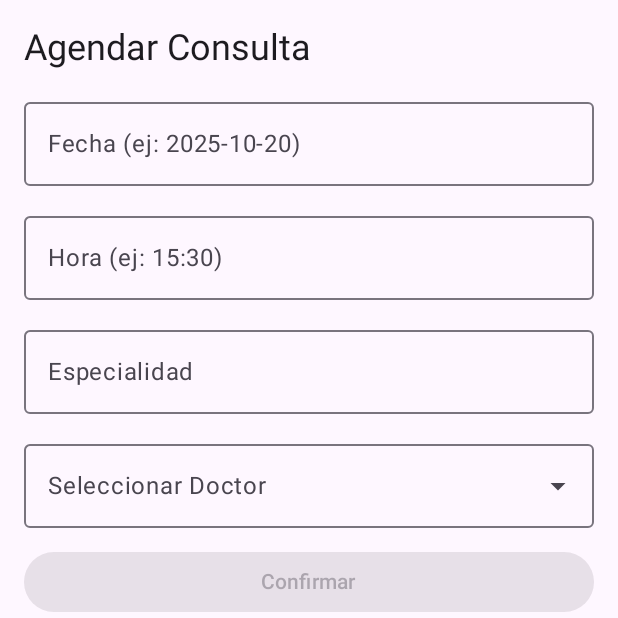
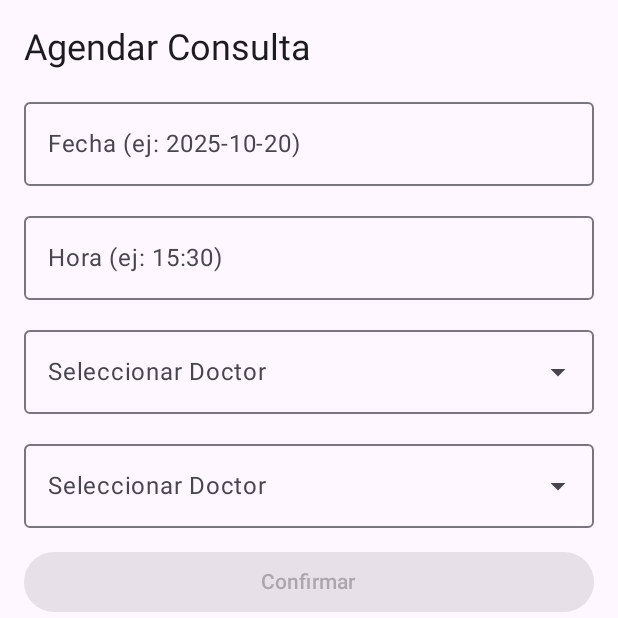
Before and after one commit to joaquinlepeS/Appkotlin, an Android app built with Jetpack Compose: the AgendaScreen screen opened through its navigation route, on a phone screen of 412 x 824 dp, the top half of it. Run offline under Robolectric (Android 15) with nearby library versions, the phone set to English and light mode, and no system bars.

Commit message:
Agregado atributo especialidad a doctor

```diff
--- a/app/src/main/java/com/example/app_kotlin/model/AppState.kt
+++ b/app/src/main/java/com/example/app_kotlin/model/AppState.kt
@@ -11,7 +11,7 @@ import kotlinx.coroutines.flow.first
 import kotlinx.coroutines.launch
 
 data class Usuario(val email_user: String, val password_user: String, val nombre: String)
-data class Doctor(val email_doc: String, val password_doc: String, val nombre: String)
+data class Doctor(val email_doc: String, val password_doc: String, val nombre: String, val especialidad:String)
 
 data class Consulta(
     val id: Int,
@@ -71,9 +71,9 @@ class AppState(private val dataStore: DataStoreManager) {
     }
 
     // registrar doctor
-    fun registrarDoctor(nombre: String, email: String, password: String): Boolean {
+    fun registrarDoctor(nombre: String, email: String, password: String, especialidad:String): Boolean {
         if (doctores.any { it.email_doc == email }) return false
-        val nuevo = Doctor(nombre, email, password)
+        val nuevo = Doctor(nombre, email, password, especialidad = especialidad)
         doctores.add(nuevo)
         scope.launch { dataStore.saveDoctores(doctores) }
         return true
--- a/app/src/main/java/com/example/app_kotlin/ui/screens/AgendaScreen.kt
+++ b/app/src/main/java/com/example/app_kotlin/ui/screens/AgendaScreen.kt
@@ -72,12 +72,35 @@ fun AgendaScreen(
             modifier = Modifier.fillMaxWidth()
         )
 
-        OutlinedTextField(
-            value = especialidad,
-            onValueChange = { especialidad = it },
-            label = { Text("Especialidad") },
-            modifier = Modifier.fillMaxWidth()
-        )
+        ExposedDropdownMenuBox(
+            expanded = expanded,
+            onExpandedChange = { expanded = !expanded }
+        ) {
+            OutlinedTextField(
+                value = doctorSeleccionado,
+                onValueChange = {},
+                readOnly = true,
+                label = { Text("Seleccionar Doctor") },
+                trailingIcon = { ExposedDropdownMenuDefaults.TrailingIcon(expanded = expanded) },
+                modifier = Modifier
+                    .fillMaxWidth()
+            )
+
+            ExposedDropdownMenu(
+                expanded = expanded,
+                onDismissRequest = { expanded = false }
+            ) {
+                doctores.forEach { doctor ->
+                    DropdownMenuItem(
+                        text = { Text(doctor.especialidad) },
+                        onClick = {
+                            doctorSeleccionado = doctor.especialidad
+                            expanded = false
+                        }
+                    )
+                }
+            }
+        }
 
         // --- Selector de Doctor ---
         ExposedDropdownMenuBox(
@@ -91,7 +114,6 @@ fun AgendaScreen(
                 label = { Text("Seleccionar Doctor") },
                 trailingIcon = { ExposedDropdownMenuDefaults.TrailingIcon(expanded = expanded) },
                 modifier = Modifier
-                    .menuAnchor()
                     .fillMaxWidth()
             )
 
--- a/app/src/main/java/com/example/app_kotlin/ui/screens/Login.kt
+++ b/app/src/main/java/com/example/app_kotlin/ui/screens/Login.kt
@@ -3,20 +3,16 @@ package com.example.app_kotlin.ui.screens
 import androidx.compose.foundation.BorderStroke
 import androidx.compose.foundation.Image
 import androidx.compose.foundation.background
-import androidx.compose.foundation.border
 import androidx.compose.foundation.layout.*
-import androidx.compose.foundation.shape.CircleShape
-import androidx.compose.foundation.shape.RoundedCornerShape
+
 import androidx.compose.foundation.text.KeyboardOptions
 import androidx.compose.material3.*
 import androidx.compose.runtime.*
 import androidx.compose.ui.Alignment
 import androidx.compose.ui.Modifier
-import androidx.compose.ui.graphics.Brush
 import androidx.compose.ui.text.font.FontWeight
 import androidx.compose.ui.text.input.KeyboardType
 import androidx.compose.ui.text.input.PasswordVisualTransformation
-import androidx.compose.ui.tooling.preview.Preview
 import androidx.compose.ui.unit.dp
 import androidx.compose.ui.unit.sp
 import kotlinx.coroutines.launch
@@ -24,8 +20,7 @@ import com.example.app_kotlin.utils.validateEmail
 import com.example.app_kotlin.utils.validateLogin
 import com.example.app_kotlin.utils.validatePassword
 import androidx.compose.foundation.layout.Arrangement
-import androidx.compose.ui.draw.clip
-import androidx.compose.ui.draw.shadow
+
 import androidx.compose.ui.graphics.Color
 import androidx.compose.ui.layout.ContentScale
 import androidx.compose.ui.res.painterResource
@@ -126,7 +121,7 @@ fun LoginScreen( onNavigateToRegistro: () -> Unit,onNavigateToConsultaCliente: (
                                 email = it
                                 emailError = validateEmail(email) // validación en tiempo real
                             },
-                            label = { Text("Usuario") },
+                            label = { Text("email") },
                             singleLine = true,
                             modifier = Modifier.padding(3.dp),
                             colors = TextFieldDefaults.colors(
```
Also changed, not shown: app/src/main/java/com/example/app_kotlin/ui/screens/Registro.kt (+60 -15 lines), app/src/main/java/com/example/app_kotlin/utils/Validators.kt (+12 -3 lines).
